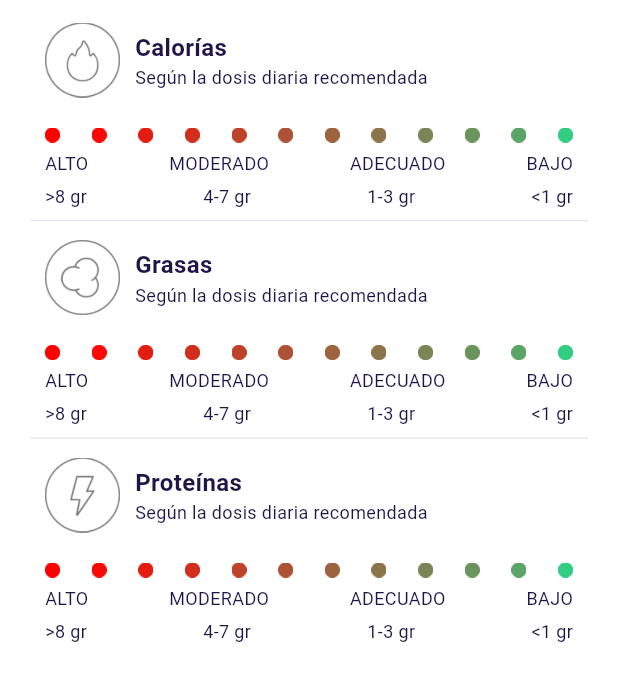
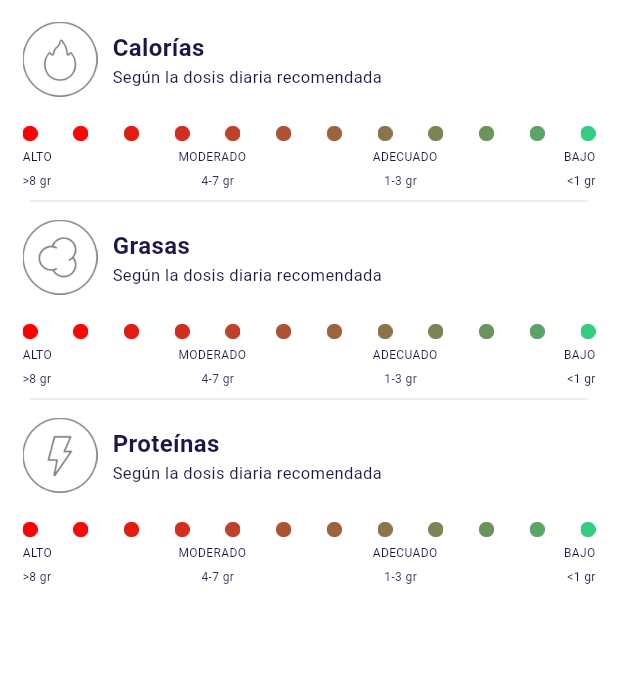
Before and after one commit to OkyCoach/frontend_oky_code, a Flutter app: the TableEvaluation widget shown alone on an empty page, opened directly with empty values, on a phone screen of 412 x 824 dp. Shown: the top 681 px of the screen. Run offline on Flutter 3.47's test engine with Material 3 defaults, Android fonts, the light colour scheme and no system bars; missing offline and left inert: simple_barcode_scanner.

Commit message:
fix; padding en evaluacion por tabla

```diff
--- a/lib/widgets/table_evaluation.dart
+++ b/lib/widgets/table_evaluation.dart
@@ -42,7 +42,7 @@ class TableEvaluation extends StatelessWidget {
   }
 
   Widget buildRow({required String imagePath, required String title}) {
-    const double padding = 30.0;
+    const double padding = 15.0;
     return Padding(
         padding: const EdgeInsets.only(left: padding),
         child: Column(children: [
@@ -72,7 +72,7 @@ class TableEvaluation extends StatelessWidget {
                       const Text(
                         "Según la dosis diaria recomendada",
                         style: TextStyle(
-                          fontSize: 12,
+                          fontSize: 11,
                           fontWeight: FontWeight.normal,
                           color: Color(0xFF201547),
                         ),
@@ -84,7 +84,7 @@ class TableEvaluation extends StatelessWidget {
             ],
           ),
           Padding(
-            padding: const EdgeInsets.only(top: 15, right: 30.0),
+            padding: const EdgeInsets.only(top: 15, right: padding),
             child: Row(
               mainAxisAlignment: MainAxisAlignment.spaceBetween,
               children: [
@@ -105,7 +105,7 @@ class TableEvaluation extends StatelessWidget {
 
 Widget buildRange(List<String> rangeValues) {
   return Padding(
-    padding: const EdgeInsets.only(top: 5, right: 30.0),
+    padding: const EdgeInsets.only(top: 5, right: 15.0),
     child: Row(
       mainAxisAlignment: MainAxisAlignment.spaceBetween,
       children: [
@@ -113,7 +113,7 @@ Widget buildRange(List<String> rangeValues) {
           Text(
             rangeValues[i],
             style: const TextStyle(
-              fontSize: 12,
+              fontSize: 8,
               fontWeight: FontWeight.normal,
               color: Color(0xFF201547),
             ),
```
